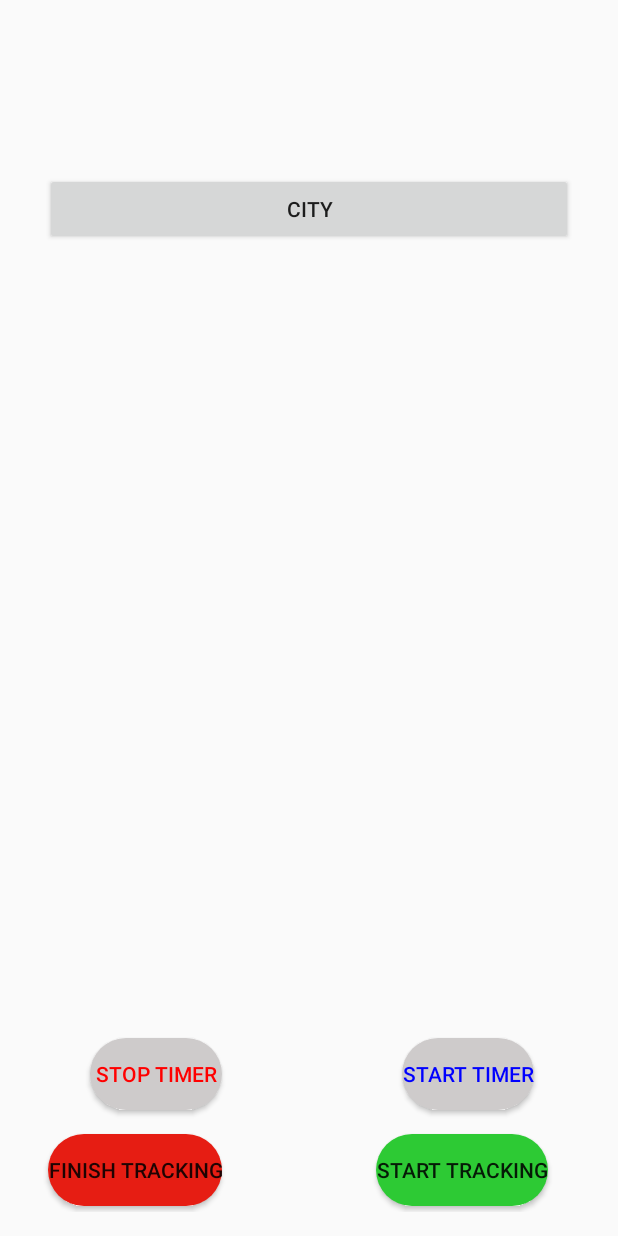
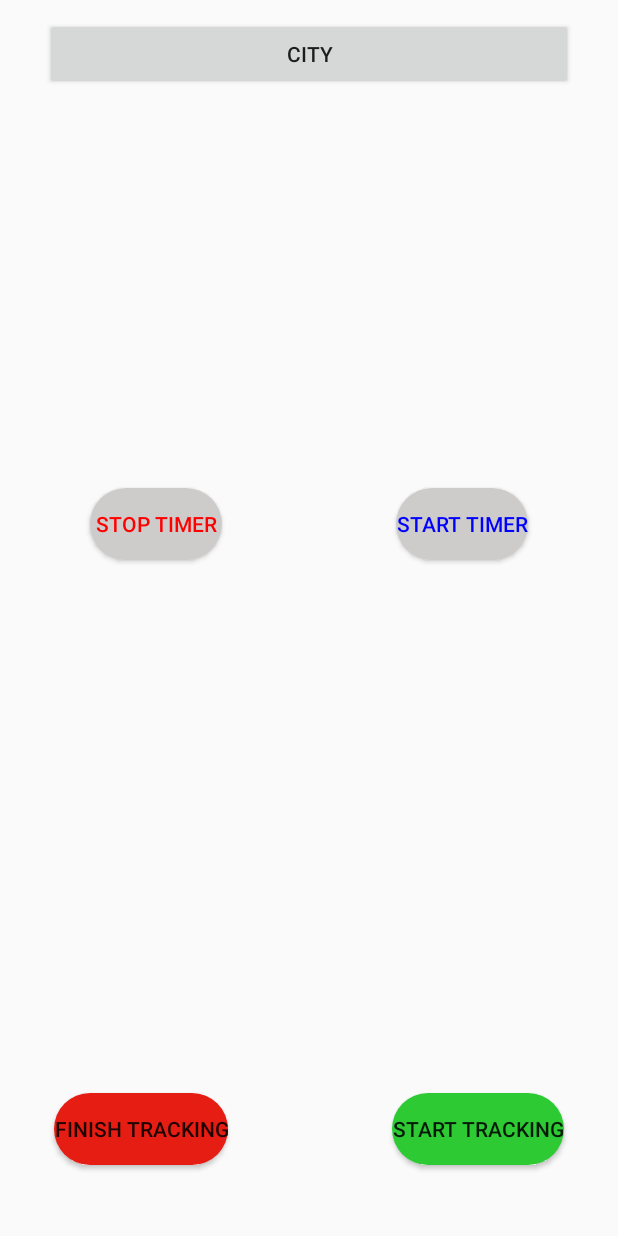
Before and after one commit to Zhipeng-Chang/UniversityOfAlbertaStepV2, an Android app: the layout activity_main.xml on its own in the app's theme, with its tools: preview values and no code run, on a phone screen of 412 x 824 dp. Run offline under Robolectric (Android 15) with nearby library versions, the phone set to English and light mode, and no system bars; plain views replace MapView.

```diff
--- a/app/src/main/java/com/example/jackson/step/Global.java
+++ b/app/src/main/java/com/example/jackson/step/Global.java
@@ -30,5 +30,4 @@ public class Global {
 
     public static InputStream is = null;
 
-    public static List<Geofence> triggeringGeofences = null;
 }
--- a/app/src/main/res/layout/activity_main.xml
+++ b/app/src/main/res/layout/activity_main.xml
@@ -29,28 +29,27 @@
         android:id="@+id/start_Timer"
         android:layout_width="wrap_content"
         android:layout_height="wrap_content"
-        android:layout_marginBottom="16dp"
-        android:layout_marginEnd="32dp"
-        android:layout_marginStart="111dp"
+        android:layout_marginEnd="44dp"
+        android:layout_marginRight="44dp"
+        android:layout_marginTop="20dp"
         android:background="@drawable/btn1_selector"
         android:text="@string/start_timer"
         android:textColor="#0000ff"
-        app:layout_constraintBottom_toTopOf="@+id/request_updates"
         app:layout_constraintEnd_toEndOf="parent"
-        app:layout_constraintStart_toEndOf="@+id/stop_Timer" />
+        app:layout_constraintTop_toBottomOf="@+id/mapView" />
 
     <Button
         android:id="@+id/stop_Timer"
         android:layout_width="wrap_content"
         android:layout_height="wrap_content"
-        android:layout_marginBottom="16dp"
         android:layout_marginLeft="44dp"
         android:layout_marginStart="44dp"
+        android:layout_marginTop="20dp"
         android:background="@drawable/btn1_selector"
         android:text="@string/stop_timer"
         android:textColor="#ff0000"
-        app:layout_constraintBottom_toTopOf="@+id/remove_updates"
-        app:layout_constraintStart_toStartOf="parent" />
+        app:layout_constraintStart_toStartOf="parent"
+        app:layout_constraintTop_toBottomOf="@+id/mapView" />
 
 
     <Button
@@ -58,8 +57,9 @@
         android:layout_width="wrap_content"
 
         android:layout_height="wrap_content"
-        android:layout_marginBottom="4dp"
-        android:layout_marginStart="16dp"
+        android:layout_marginBottom="31dp"
+        android:layout_marginLeft="20dp"
+        android:layout_marginStart="20dp"
         android:background="@drawable/btn_circle2_background"
         android:onClick="removeUpdatesButtonHandler"
         android:text="@string/finish_tracking"
@@ -71,26 +71,24 @@
         android:layout_width="wrap_content"
 
         android:layout_height="wrap_content"
-        android:layout_marginBottom="4dp"
-        android:layout_marginEnd="16dp"
-        android:layout_marginStart="88dp"
+        android:layout_marginBottom="31dp"
+        android:layout_marginEnd="20dp"
+        android:layout_marginRight="20dp"
         android:background="@drawable/btn_circle_background"
         android:onClick="requestUpdatesButtonHandler"
         android:text="@string/start_tracking"
         app:layout_constraintBottom_toBottomOf="parent"
-        app:layout_constraintEnd_toEndOf="parent"
-        app:layout_constraintStart_toEndOf="@+id/remove_updates" />
+        app:layout_constraintEnd_toEndOf="parent" />
 
     <com.esri.arcgisruntime.mapping.view.MapView
         android:id="@+id/mapView"
-        android:layout_width="340dp"
-        android:layout_height="298dp"
-        android:layout_marginBottom="8dp"
+        android:layout_width="261dp"
+        android:layout_height="237dp"
         android:layout_marginEnd="24dp"
         android:layout_marginStart="24dp"
         android:layout_marginTop="8dp"
-        app:layout_constraintBottom_toTopOf="@+id/start_Timer"
         app:layout_constraintEnd_toEndOf="parent"
+        app:layout_constraintHorizontal_bias="0.506"
         app:layout_constraintStart_toStartOf="parent"
         app:layout_constraintTop_toBottomOf="@+id/SelectCity">
 
```
Also changed, not shown: app/src/main/AndroidManifest.xml (+22 -4 lines), app/src/main/java/com/example/jackson/step/MainActivity.java (+28 -13 lines), app/src/main/java/com/example/jackson/step/Utils.java (+1 -15 lines).
